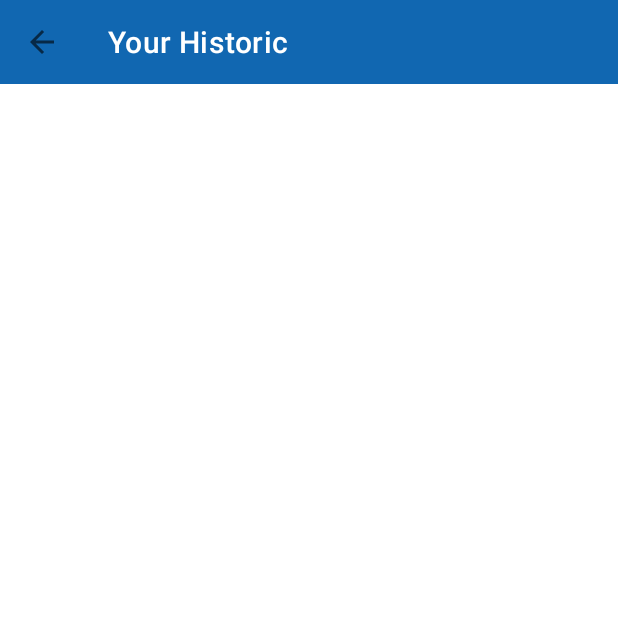
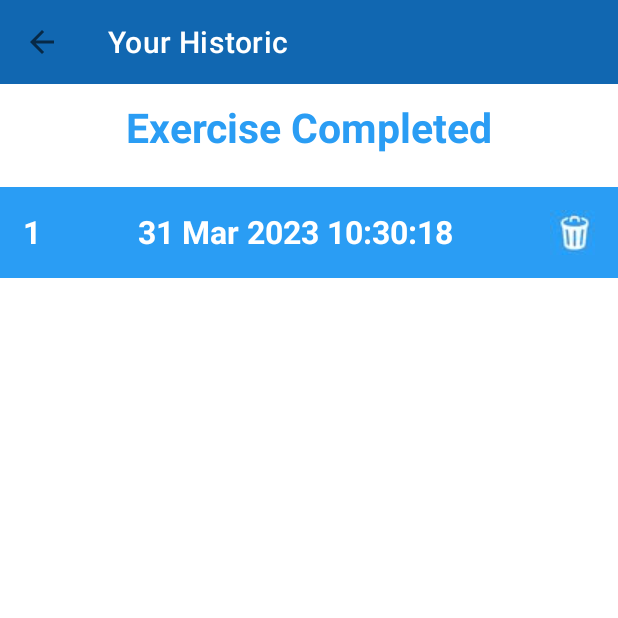
Before and after one commit to Julia-Martins/7MinWorkOut, an Android app: the HistoryActivity screen opened directly, with no data from a screen before it, on a phone screen of 412 x 824 dp, the top half of it. Run offline under Robolectric (Android 15) with nearby library versions, the phone set to English and light mode, and no system bars; our stand-ins replace Room's generated code.

Commit message:
Exercise App

```diff
--- a/app/src/main/AndroidManifest.xml
+++ b/app/src/main/AndroidManifest.xml
@@ -10,6 +10,7 @@
 
     <application
         android:allowBackup="true"
+        android:name=".HistoryApp"
         android:dataExtractionRules="@xml/data_extraction_rules"
         android:fullBackupContent="@xml/backup_rules"
         android:icon="@mipmap/ic_launcher"
--- a/app/src/main/java/com/example/a7minworkout/ExerciseActivity.kt
+++ b/app/src/main/java/com/example/a7minworkout/ExerciseActivity.kt
@@ -21,8 +21,8 @@ class ExerciseActivity : AppCompatActivity(), TextToSpeech.OnInitListener {
     private var countDownTimer: CountDownTimer? = null
     private var restProgress = 0
 
-    private var restTimerDuration: Long = 1
-    private var restTimerDurationThirdSec: Long = 1
+    private var restTimerDuration: Long = 10
+    private var restTimerDurationThirdSec: Long = 30
 
     private var exerciseList: ArrayList<ExerciseModel>?= null
     private var currentExercisePosition = -1
--- a/app/src/main/java/com/example/a7minworkout/HistoryActivity.kt
+++ b/app/src/main/java/com/example/a7minworkout/HistoryActivity.kt
@@ -1,8 +1,16 @@
 package com.example.a7minworkout
 
+import android.app.AlertDialog
+import android.app.Dialog
 import android.os.Bundle
+import android.view.View
+import android.widget.Toast
 import androidx.appcompat.app.AppCompatActivity
+import androidx.lifecycle.lifecycleScope
+import androidx.recyclerview.widget.LinearLayoutManager
 import com.example.a7minworkout.databinding.ActivityHistoryBinding
+import com.example.a7minworkout.databinding.DialogDeleteCustomBinding
+import kotlinx.coroutines.launch
 
 class HistoryActivity : AppCompatActivity() {
 
@@ -23,5 +31,73 @@ class HistoryActivity : AppCompatActivity() {
         binding?.toolHistory?.setNavigationOnClickListener {
             onBackPressed()
         }
+
+        val historyDao = (application as HistoryApp).db.historyDao()
+        getAllCompletedDates(historyDao)
+    }
+
+    private fun getAllCompletedDates(historyDao: HistoryDao){
+        lifecycleScope.launch {
+            historyDao.fetchAllDates().collect(){ allCompletedDatesList ->
+                if(allCompletedDatesList.isNotEmpty()){
+                    binding?.txtExerciseCompleted?.visibility = View.VISIBLE
+                    binding?.itemsListHistory?.visibility = View.VISIBLE
+                    binding?.txtNoRecordsAvailable?.visibility = View.INVISIBLE
+
+                    binding?.itemsListHistory?.layoutManager = LinearLayoutManager(this@HistoryActivity)
+
+                    val dates = ArrayList<String>()
+                    for(date in allCompletedDatesList){
+                        dates.add(date.date)
+                    }
+                    val historyAdapter = HistoryAdapter(dates)
+                    {
+                        dateString ->
+                        deleteDateDialog(dateString, historyDao)
+                    }
+
+                    binding?.itemsListHistory?.adapter = historyAdapter
+
+                }else{
+                    binding?.txtExerciseCompleted?.visibility = View.GONE
+                    binding?.itemsListHistory?.visibility = View.GONE
+                    binding?.txtNoRecordsAvailable?.visibility = View.VISIBLE
+                }
+            }
+        }
+    }
+
+//region Function deleteDateDialog()
+    private fun deleteDateDialog(date:String, historyDao: HistoryDao){
+
+        val customDeletedDialog = Dialog(this@HistoryActivity)
+        val dialogBindingDelete = DialogDeleteCustomBinding.inflate(layoutInflater)
+
+        customDeletedDialog.setContentView(dialogBindingDelete.root)
+        customDeletedDialog.setCanceledOnTouchOutside(false)
+
+        dialogBindingDelete.btnDeleteYes.setOnClickListener {
+            val history = HistoryEntity()
+            lifecycleScope.launch {
+                historyDao.delete(HistoryEntity(date))
+                Toast.makeText(
+                    applicationContext,
+                    "Date ${history.date} was deleted successfully",
+                    Toast.LENGTH_LONG
+                ).show()
+
+                customDeletedDialog.dismiss()
+            }
+        }
+            dialogBindingDelete.btnDeleteNo.setOnClickListener {
+                customDeletedDialog.dismiss()
+            }
+            customDeletedDialog.show()
+    }
+//endregion
+
+    override fun onDestroy() {
+        super.onDestroy()
+        binding = null
     }
 }
--- /dev/null
+++ b/app/src/main/java/com/example/a7minworkout/HistoryAdapter.kt
@@ -0,0 +1,67 @@
+package com.example.a7minworkout
+
+import android.view.LayoutInflater
+import android.view.ViewGroup
+import androidx.core.content.ContextCompat
+import androidx.recyclerview.widget.RecyclerView
+import com.example.a7minworkout.databinding.ItemHistoryRowBinding
+
+class HistoryAdapter(private val items:ArrayList<String>,
+                  private val deleteListener:(date:String) -> Unit
+): RecyclerView.Adapter<HistoryAdapter.ViewHolder>(){
+    class ViewHolder(binding: ItemHistoryRowBinding): RecyclerView.ViewHolder(binding.root) {
+        val mainHistoryItem = binding.mainHistoryItem
+        val num = binding.txtPosition
+        val date = binding.txtDate
+        val imgTrash = binding.imgTrash
+    }
+
+    override fun onCreateViewHolder(parent: ViewGroup, viewType: Int): ViewHolder {
+        return ViewHolder(ItemHistoryRowBinding.inflate(
+            LayoutInflater.from(parent.context), parent, false
+        ))
+    }
+
+    override fun getItemCount(): Int {
+        return items.size
+    }
+
+    override fun onBindViewHolder(holder: ViewHolder, position: Int) {
+        val date = items[position]
+        holder.num.text = (position + 1).toString()
+        holder.date.text = date
+
+        if(position % 2 == 0){
+            holder.mainHistoryItem.setBackgroundColor(
+                ContextCompat.getColor(holder.itemView.context,
+                R.color.light_blue))
+
+            holder.num.setTextColor(
+                ContextCompat.getColor(holder.itemView.context,
+                R.color.white))
+
+            holder.date.setTextColor(
+                ContextCompat.getColor(holder.itemView.context,
+                R.color.white))
+
+            holder.imgTrash.setImageDrawable(ContextCompat.getDrawable(holder.itemView.context,
+                R.drawable.trash_background_blue))
+        }else{
+            holder.mainHistoryItem.setBackgroundColor(ContextCompat.getColor(holder.itemView.context,
+                R.color.white))
+
+            holder.num.setTextColor(ContextCompat.getColor(holder.itemView.context,
+                R.color.light_blue))
+
+            holder.date.setTextColor(ContextCompat.getColor(holder.itemView.context,
+                R.color.light_blue))
+
+            holder.imgTrash.setImageDrawable(ContextCompat.getDrawable(holder.itemView.context,
+                R.drawable.trash_background_white))
+        }
+
+        holder.imgTrash.setOnClickListener {
+            deleteListener.invoke(date)
+        }
+    }
+}
--- /dev/null
+++ b/app/src/main/java/com/example/a7minworkout/HistoryApp.kt
@@ -0,0 +1,9 @@
+package com.example.a7minworkout
+
+import android.app.Application
+
+class HistoryApp:Application() {
+    val db by lazy {
+        HistoryDataBase.getInstance(this)
+    }
+}
--- /dev/null
+++ b/app/src/main/java/com/example/a7minworkout/HistoryDao.kt
@@ -0,0 +1,17 @@
+package com.example.a7minworkout
+
+import androidx.room.*
+import kotlinx.coroutines.flow.Flow
+
+@Dao
+interface HistoryDao {
+    @Insert
+    suspend fun insert(historyEntity: HistoryEntity)
+
+    @Delete
+    suspend fun delete(historyEntity: HistoryEntity)
+
+    @Query("SELECT * FROM 'history-table'")
+    fun fetchAllDates():Flow<List<HistoryEntity>>
+
+}
--- /dev/null
+++ b/app/src/main/java/com/example/a7minworkout/HistoryEntity.kt
@@ -0,0 +1,11 @@
+package com.example.a7minworkout
+
+import androidx.room.ColumnInfo
+import androidx.room.Entity
+import androidx.room.PrimaryKey
+
+@Entity(tableName = "history-table")
+data class HistoryEntity(
+    @PrimaryKey()
+    val date: String = ""
+)
--- a/app/src/main/res/layout/activity_history.xml
+++ b/app/src/main/res/layout/activity_history.xml
@@ -18,4 +18,51 @@
         app:layout_constraintTop_toTopOf="parent"
     />
 
+    <TextView
+        android:id="@+id/txtExerciseCompleted"
+        android:layout_width="match_parent"
+        android:layout_height="wrap_content"
+
+        android:text="Exercise Completed"
+        android:textColor="@color/light_blue"
+        android:textSize="27dp"
+        android:textStyle="bold"
+
+        android:visibility="gone"
+        tools:visibility="visible"
+
+        android:gravity="center"
+        android:layout_margin="10dp"
+        app:layout_constraintTop_toBottomOf="@id/toolHistory"
+        />
+
+    <androidx.recyclerview.widget.RecyclerView
+        android:id="@+id/itemsListHistory"
+        android:layout_width="match_parent"
+        android:layout_height="wrap_content"
+
+        android:visibility="gone"
+        tools:visibility="visible"
+
+        android:layout_marginTop="21dp"
+        app:layout_constraintTop_toBottomOf="@id/txtExerciseCompleted"
+    />
+
+    <TextView
+        android:id="@+id/txtNoRecordsAvailable"
+        android:layout_width="match_parent"
+        android:layout_height="wrap_content"
+
+        android:text="No records available"
+        android:textSize="21dp"
+        android:textColor="@color/back_blue"
+        android:textStyle="bold"
+        android:visibility="gone"
+        tools:visibility="visible"
+
+        android:gravity="center"
+        app:layout_constraintBottom_toBottomOf="parent"
+        app:layout_constraintTop_toBottomOf="@id/toolHistory"
+    />
+
 </androidx.constraintlayout.widget.ConstraintLayout>
--- /dev/null
+++ b/app/src/main/res/layout/item_history_row.xml
@@ -0,0 +1,46 @@
+<?xml version="1.0" encoding="utf-8"?>
+<LinearLayout
+    android:id="@+id/main_history_item"
+    xmlns:android="http://schemas.android.com/apk/res/android"
+    xmlns:tools="http://schemas.android.com/tools"
+    android:layout_width="match_parent"
+    android:layout_height="wrap_content"
+    android:orientation="horizontal"
+    android:padding="15dp"
+    android:background="@color/light_blue">
+
+    <TextView
+        android:id="@+id/txtPosition"
+        android:layout_width="wrap_content"
+        android:layout_height="wrap_content"
+
+        tools:text="1"
+        android:gravity="center"
+        android:textStyle="bold"
+        android:textSize="21dp"
+        android:textColor="@color/white"
+    />
+
+    <TextView
+        android:id="@+id/txtDate"
+        android:layout_width="0dp"
+        android:layout_height="wrap_content"
+        android:layout_weight="1"
+        android:gravity="center"
+
+        tools:text="Date"
+        android:textSize="21dp"
+        android:textStyle="bold"
+        android:textColor="@color/white"
+    />
+
+    <ImageButton
+        android:id="@+id/imgTrash"
+        android:layout_width="wrap_content"
+        android:layout_height="wrap_content"
+
+        android:layout_gravity="center"
+        android:background="@drawable/trash_background_blue"
+    />
+
+</LinearLayout>
--- a/build.gradle
+++ b/build.gradle
@@ -2,5 +2,5 @@
 plugins {
     id 'com.android.application' version '7.4.2' apply false
     id 'com.android.library' version '7.4.2' apply false
-    id 'org.jetbrains.kotlin.android' version '1.8.0' apply false
+    id 'org.jetbrains.kotlin.android' version '1.8.20-RC2' apply false
 }
```
Also changed, not shown: app/build.gradle (+16 -4 lines), app/src/main/java/com/example/a7minworkout/FinishActivity.kt (+33 -0 lines), app/src/main/java/com/example/a7minworkout/HistoryDataBase.kt (added, +34 -0 lines), app/src/main/res/layout/dialog_delete_custom.xml (added, +71 -0 lines), app/src/main/res/drawable/trash_background_blue.jpg (added), app/src/main/res/drawable/trash_background_white.jpg (added).
